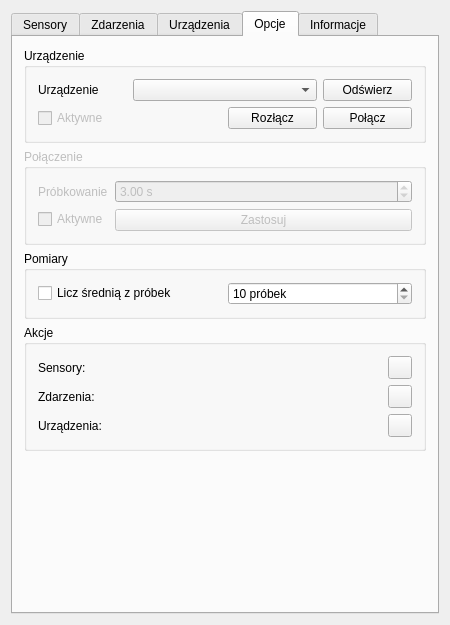
First picture: the form in interface/mainwindow.ui, repository Kuszki/AVR-Sensors, before the edit.
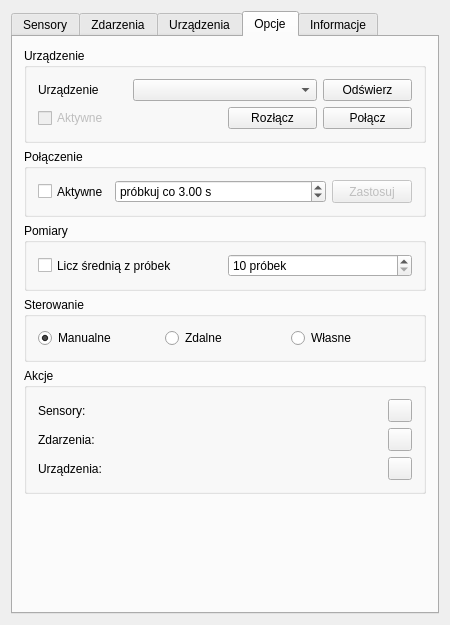
Second picture: the form after the edit. The open tabs and pages were chosen to show the change. Icons and pictures are not drawn.

Commit message: Add manual control

Diff of the .ui file:
```diff
--- a/interface/mainwindow.ui
+++ b/interface/mainwindow.ui
@@ -166,7 +166,7 @@
               <bool>false</bool>
              </property>
              <property name="sizePolicy">
-              <sizepolicy hsizetype="Expanding" vsizetype="Fixed">
+              <sizepolicy hsizetype="Expanding" vsizetype="Preferred">
                <horstretch>0</horstretch>
                <verstretch>0</verstretch>
               </sizepolicy>
@@ -184,9 +184,6 @@
         </item>
         <item>
          <widget class="QGroupBox" name="groupOptions">
-          <property name="enabled">
-           <bool>false</bool>
-          </property>
           <property name="sizePolicy">
            <sizepolicy hsizetype="Expanding" vsizetype="Fixed">
             <horstretch>0</horstretch>
@@ -196,19 +193,34 @@
           <property name="title">
            <string>Połączenie</string>
           </property>
-          <layout class="QFormLayout" name="layoutGroupOptions">
-           <property name="fieldGrowthPolicy">
-            <enum>QFormLayout::AllNonFixedFieldsGrow</enum>
-           </property>
-           <item row="0" column="0">
-            <widget class="QLabel" name="labelTime">
+          <layout class="QHBoxLayout" name="layoutGroupOptions">
+           <item>
+            <widget class="QCheckBox" name="Active">
+             <property name="sizePolicy">
+              <sizepolicy hsizetype="Preferred" vsizetype="Preferred">
+               <horstretch>0</horstretch>
+               <verstretch>0</verstretch>
+              </sizepolicy>
+             </property>
              <property name="text">
-              <string>Próbkowanie</string>
+              <string>Aktywne</string>
+             </property>
+             <property name="checked">
+              <bool>false</bool>
              </property>
             </widget>
            </item>
-           <item row="0" column="1">
+           <item>
             <widget class="QDoubleSpinBox" name="Time">
+             <property name="sizePolicy">
+              <sizepolicy hsizetype="Expanding" vsizetype="Preferred">
+               <horstretch>0</horstretch>
+               <verstretch>0</verstretch>
+              </sizepolicy>
+             </property>
+             <property name="prefix">
+              <string>próbkuj co </string>
+             </property>
              <property name="suffix">
               <string> s</string>
              </property>
@@ -226,20 +238,13 @@
              </property>
             </widget>
            </item>
-           <item row="1" column="0">
-            <widget class="QCheckBox" name="Active">
-             <property name="text">
-              <string>Aktywne</string>
-             </property>
-             <property name="checked">
-              <bool>false</bool>
-             </property>
-            </widget>
-           </item>
-           <item row="1" column="1">
+           <item>
             <widget class="QPushButton" name="Save">
+             <property name="enabled">
+              <bool>false</bool>
+             </property>
              <property name="sizePolicy">
-              <sizepolicy hsizetype="Minimum" vsizetype="Fixed">
+              <sizepolicy hsizetype="Preferred" vsizetype="Preferred">
                <horstretch>0</horstretch>
                <verstretch>0</verstretch>
               </sizepolicy>
@@ -260,6 +265,12 @@
           <layout class="QHBoxLayout" name="layoutMeasurements">
            <item>
             <widget class="QCheckBox" name="Average">
+             <property name="sizePolicy">
+              <sizepolicy hsizetype="Preferred" vsizetype="Preferred">
+               <horstretch>0</horstretch>
+               <verstretch>0</verstretch>
+              </sizepolicy>
+             </property>
              <property name="text">
               <string>Licz średnią z próbek</string>
              </property>
@@ -267,6 +278,12 @@
            </item>
            <item>
             <widget class="QSpinBox" name="Samples">
+             <property name="sizePolicy">
+              <sizepolicy hsizetype="Preferred" vsizetype="Preferred">
+               <horstretch>0</horstretch>
+               <verstretch>0</verstretch>
+              </sizepolicy>
+             </property>
              <property name="suffix">
               <string> próbek</string>
              </property>
@@ -282,11 +299,62 @@
          </widget>
         </item>
         <item>
-         <widget class="QGroupBox" name="groupBox">
+         <widget class="QGroupBox" name="groupControl">
+          <property name="title">
+           <string>Sterowanie</string>
+          </property>
+          <layout class="QHBoxLayout" name="layoutGroupControl">
+           <item>
+            <widget class="QRadioButton" name="controlManual">
+             <property name="sizePolicy">
+              <sizepolicy hsizetype="Preferred" vsizetype="Preferred">
+               <horstretch>0</horstretch>
+               <verstretch>0</verstretch>
+              </sizepolicy>
+             </property>
+             <property name="text">
+              <string>Manualne</string>
+             </property>
+             <property name="checked">
+              <bool>true</bool>
+             </property>
+            </widget>
+           </item>
+           <item>
+            <widget class="QRadioButton" name="controlRemote">
+             <property name="sizePolicy">
+              <sizepolicy hsizetype="Preferred" vsizetype="Preferred">
+               <horstretch>0</horstretch>
+               <verstretch>0</verstretch>
+              </sizepolicy>
+             </property>
+             <property name="text">
+              <string>Zdalne</string>
+             </property>
+            </widget>
+           </item>
+           <item>
+            <widget class="QRadioButton" name="controlAuto">
+             <property name="sizePolicy">
+              <sizepolicy hsizetype="Preferred" vsizetype="Preferred">
+               <horstretch>0</horstretch>
+               <verstretch>0</verstretch>
+              </sizepolicy>
+             </property>
+             <property name="text">
+              <string>Własne</string>
+             </property>
+            </widget>
+           </item>
+          </layout>
+         </widget>
+        </item>
+        <item>
+         <widget class="QGroupBox" name="groupActions">
           <property name="title">
            <string>Akcje</string>
           </property>
-          <layout class="QGridLayout" name="gridLayout">
+          <layout class="QGridLayout" name="layoutGroupActions">
            <item row="1" column="0">
             <widget class="QLabel" name="labelEvents">
              <property name="text">
@@ -346,7 +414,7 @@
           <property name="sizeHint" stdset="0">
            <size>
             <width>20</width>
-            <height>40</height>
+            <height>0</height>
            </size>
           </property>
          </spacer>
```
Left out of the diff: 94 changed lines with no effect on the pictures. The commit also changes 8 other files.
